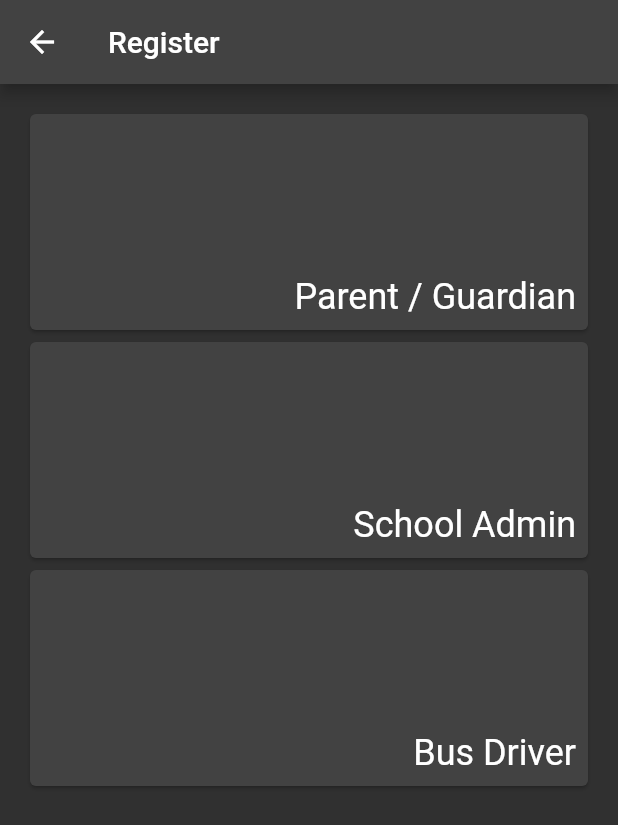
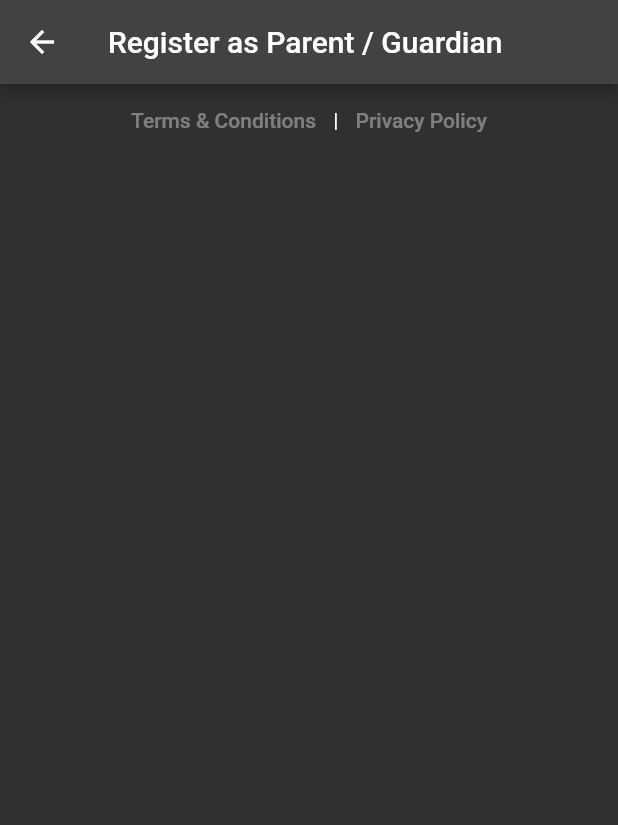
Before and after one commit to danialothman/bonjaur_demo, a Flutter app: the RegisterScreen screen opened directly, after a tap on "Parent / Guardian", on a phone screen of 412 x 824 dp. Shown: the top 825 px of the screen. Run offline on Flutter 3.47's test engine with Material 2 defaults, Android fonts, the light colour scheme and no system bars.

Commit message:
Added sub-registration screens

```diff
--- a/lib/src/views/register_screen.dart
+++ b/lib/src/views/register_screens/register_screen.dart
@@ -1,3 +1,7 @@
+import 'package:bonjaur_demo/src/views/register_screens/sub_register_screens/bonjaur_admin_register_screen.dart';
+import 'package:bonjaur_demo/src/views/register_screens/sub_register_screens/bus_driver_register_screen.dart';
+import 'package:bonjaur_demo/src/views/register_screens/sub_register_screens/parent_guardian_register_screen.dart';
+import 'package:bonjaur_demo/src/views/register_screens/sub_register_screens/school_admin_register_screen.dart';
 import 'package:flutter/material.dart';
 
 class RegisterScreen extends StatefulWidget {
@@ -24,6 +28,11 @@ class _RegisterScreenState extends State<RegisterScreen> {
                 GestureDetector(
                   onTap: () {
                     debugPrint("Go to PARENT/GUARDIAN FORM");
+                    Navigator.push(
+                        context,
+                        MaterialPageRoute(
+                            builder: (context) =>
+                                const ParentGuardianRegisterScreen()));
                   },
                   child: Card(
                     child: Padding(
@@ -50,6 +59,11 @@ class _RegisterScreenState extends State<RegisterScreen> {
                 GestureDetector(
                   onTap: () {
                     debugPrint("Go to SCHOOL ADMIN FORM");
+                    Navigator.push(
+                        context,
+                        MaterialPageRoute(
+                            builder: (context) =>
+                                const SchoolAdminRegisterScreen()));
                   },
                   child: Card(
                     child: Padding(
@@ -76,6 +90,11 @@ class _RegisterScreenState extends State<RegisterScreen> {
                 GestureDetector(
                   onTap: () {
                     debugPrint("Go to BUS DRIVER FORM");
+                    Navigator.push(
+                        context,
+                        MaterialPageRoute(
+                            builder: (context) =>
+                                const BusDriverRegisterScreen()));
                   },
                   child: Card(
                     child: Padding(
@@ -99,6 +118,38 @@ class _RegisterScreenState extends State<RegisterScreen> {
                     ),
                   ),
                 ),
+                const Divider(),
+                GestureDetector(
+                  onTap: () {
+                    debugPrint("Go to BONJAUR ADMIN FORM");
+                    Navigator.push(
+                        context,
+                        MaterialPageRoute(
+                            builder: (context) =>
+                                const BonjaurAdminRegisterScreen()));
+                  },
+                  child: Card(
+                    child: Padding(
+                      padding: const EdgeInsets.all(8.0),
+                      child: SizedBox(
+                        width: double.infinity,
+                        height: 128,
+                        child: Stack(
+                          children: [
+                            Positioned(
+                                right: 0,
+                                bottom: 0,
+                                child: Text(
+                                  "Bonjaur Admin",
+                                  style:
+                                      Theme.of(context).textTheme.headlineSmall,
+                                )),
+                          ],
+                        ),
+                      ),
+                    ),
+                  ),
+                ),
               ],
             ),
           ),
--- /dev/null
+++ b/lib/src/views/register_screens/sub_register_screens/parent_guardian_register_screen.dart
@@ -0,0 +1,33 @@
+import 'package:flutter/material.dart';
+
+class ParentGuardianRegisterScreen extends StatefulWidget {
+  const ParentGuardianRegisterScreen({super.key});
+
+  @override
+  State<ParentGuardianRegisterScreen> createState() =>
+      _ParentGuardianRegisterScreenState();
+}
+
+class _ParentGuardianRegisterScreenState
+    extends State<ParentGuardianRegisterScreen> {
+  @override
+  Widget build(BuildContext context) {
+    return Scaffold(
+      appBar: AppBar(
+        title: const Text("Register as Parent / Guardian"),
+      ),
+      body: const Column(
+        children: [
+          Row(
+            mainAxisAlignment: MainAxisAlignment.center,
+            children: [
+              TextButton(onPressed: null, child: Text("Terms & Conditions")),
+              Text(" | "),
+              TextButton(onPressed: null, child: Text("Privacy Policy")),
+            ],
+          )
+        ],
+      ),
+    );
+  }
+}
```
Also changed, not shown: lib/src/views/home_screen.dart (+1 -11 lines), lib/src/views/register_screens/sub_register_screens/bonjaur_admin_register_screen.dart (added, +33 -0 lines), lib/src/views/register_screens/sub_register_screens/bus_driver_register_screen.dart (added, +32 -0 lines), lib/src/views/register_screens/sub_register_screens/school_admin_register_screen.dart (added, +32 -0 lines).
